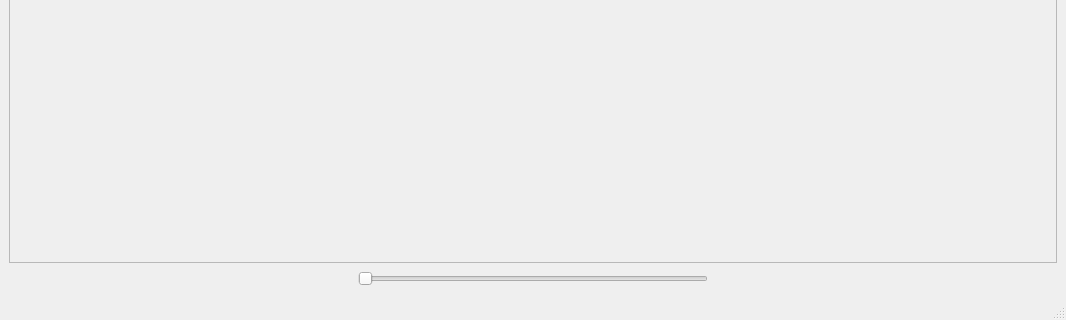
infoPh83/happyTag, file ui/mainWindow.ui: the form before one commit; both pictures show x 0 to 1066 and y 478 to 798 of the 1066 by 798 pixel window.
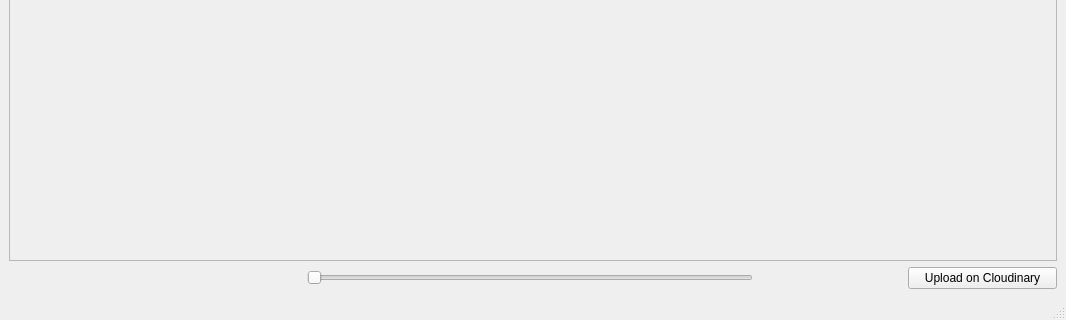
The form after the commit. Custom widgets are drawn as their Qt base class.

```diff
--- a/ui/mainWindow.ui
+++ b/ui/mainWindow.ui
@@ -136,8 +136,8 @@
         <rect>
          <x>0</x>
          <y>0</y>
-         <width>1040</width>
-         <height>618</height>
+         <width>1046</width>
+         <height>664</height>
         </rect>
        </property>
        <layout class="QVBoxLayout" name="verticalLayout">
@@ -149,7 +149,7 @@
      </widget>
     </item>
     <item>
-     <layout class="QHBoxLayout" name="horizontalLayout">
+     <layout class="QHBoxLayout" name="horizontalLayout" stretch="2,3,1,1">
       <item>
        <spacer name="horizontalSpacer">
         <property name="orientation">
@@ -183,6 +183,13 @@
         </property>
        </spacer>
       </item>
+      <item>
+       <widget class="QPushButton" name="uploadButton">
+        <property name="text">
+         <string>Upload on Cloudinary</string>
+        </property>
+       </widget>
+      </item>
      </layout>
     </item>
    </layout>
```
Left out of the diff: 5 changed lines with no effect on the pictures.
